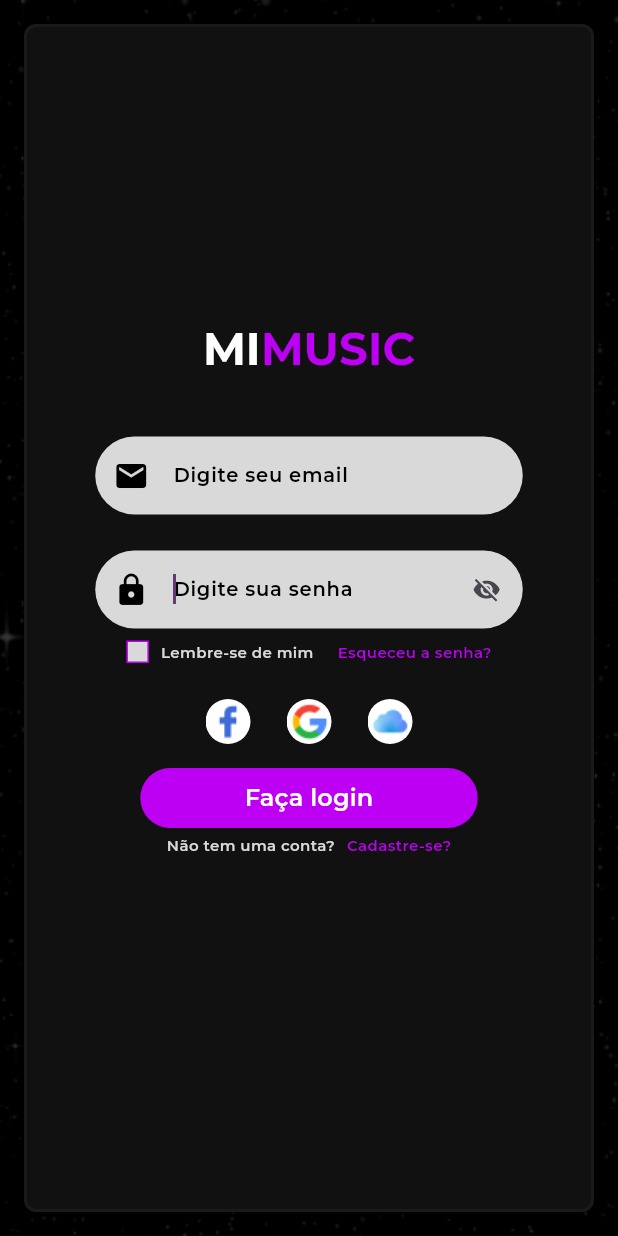
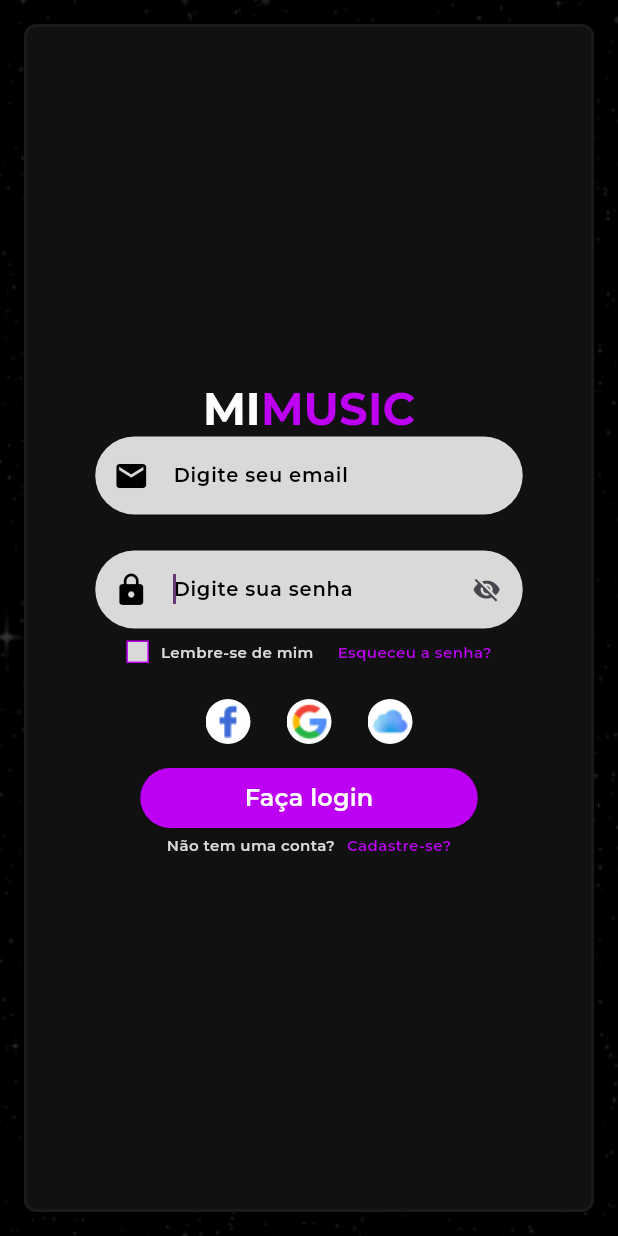
Before and after one commit to Draak18/mimusic, a Flutter app: the screen it shows after launch, on a phone screen of 412 x 824 dp. Run offline on Flutter 3.47's test engine with Material 3 defaults, Android fonts, the phone set to English and light mode, and no system bars; our stand-ins replace google_fonts.

Commit message:
dia 01/10 finalizado

```diff
--- a/lib/pages/login.dart
+++ b/lib/pages/login.dart
@@ -161,8 +161,6 @@ class LoginState extends State<Login> {
     return Form(
       key: keyForms,
       child: Center(
-          child: Padding(
-            padding: const EdgeInsets.all(40.0),
         child: Column(children: [
           Container(
             constraints: const BoxConstraints(
@@ -180,8 +178,7 @@ class LoginState extends State<Login> {
                 prefixIcon: const Icon(Icons.email,
                     color: Color.fromRGBO(0, 0, 0, 400)),
                 hintText: "Digite seu email",
-                    hintStyle:
-                        const TextStyle(color: Color.fromRGBO(0, 0, 0, 400)),
+                hintStyle: const TextStyle(color: Color.fromRGBO(0, 0, 0, 400)),
                 fillColor: const Color.fromRGBO(217, 217, 217, 1),
                 filled: true,
                 border: OutlineInputBorder(
@@ -231,11 +228,10 @@ class LoginState extends State<Login> {
                     });
                   },
                 ),
-                    prefixIcon: const Icon(Icons.lock,
-                        color: Color.fromRGBO(0, 0, 0, 400)),
+                prefixIcon:
+                    const Icon(Icons.lock, color: Color.fromRGBO(0, 0, 0, 400)),
                 hintText: "Digite sua senha",
-                    hintStyle:
-                        const TextStyle(color: Color.fromRGBO(0, 0, 0, 400)),
+                hintStyle: const TextStyle(color: Color.fromRGBO(0, 0, 0, 400)),
                 fillColor: const Color.fromRGBO(217, 217, 217, 1),
                 filled: true,
                 border: OutlineInputBorder(
@@ -313,7 +309,7 @@ class LoginState extends State<Login> {
           )
         ]),
       ),
-        ));
+    );
   }
 
   Widget mimusicTitulo() {
@@ -359,6 +355,7 @@ class LoginState extends State<Login> {
               child: Column(
                 children: [
                   mimusicTitulo(),
+
                   formulario(),
                 ],
               ),
```
Also changed, not shown: assets/images/gatoLogo.png (added). Lines whose indentation alone changed are shown as unchanged.
